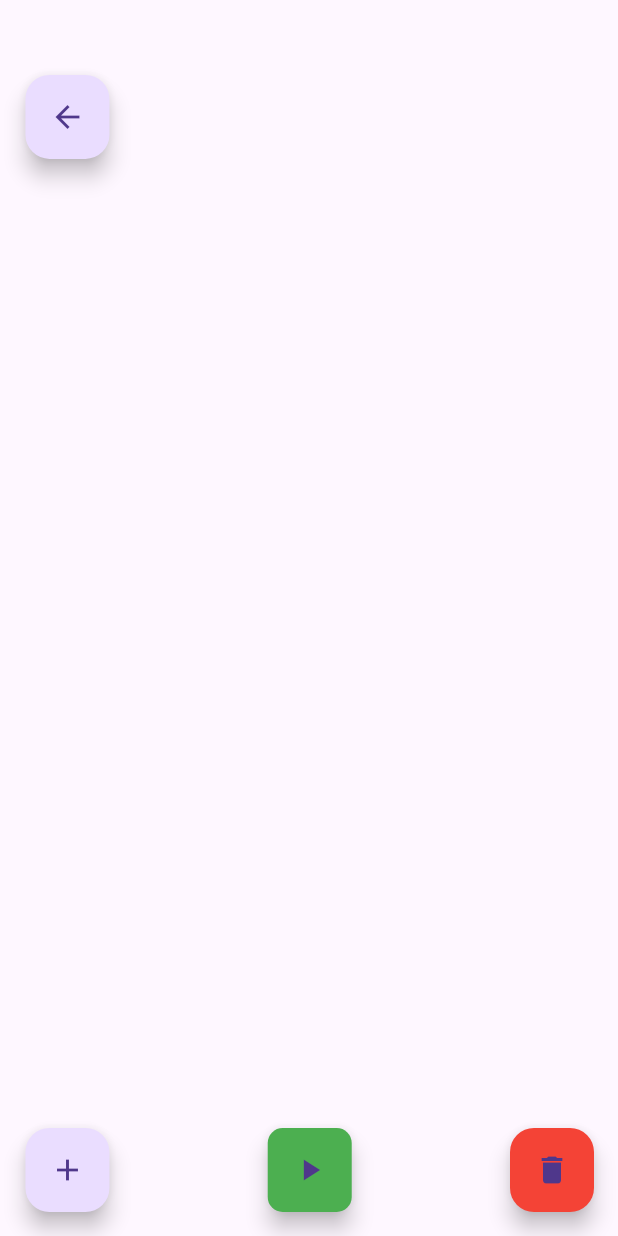
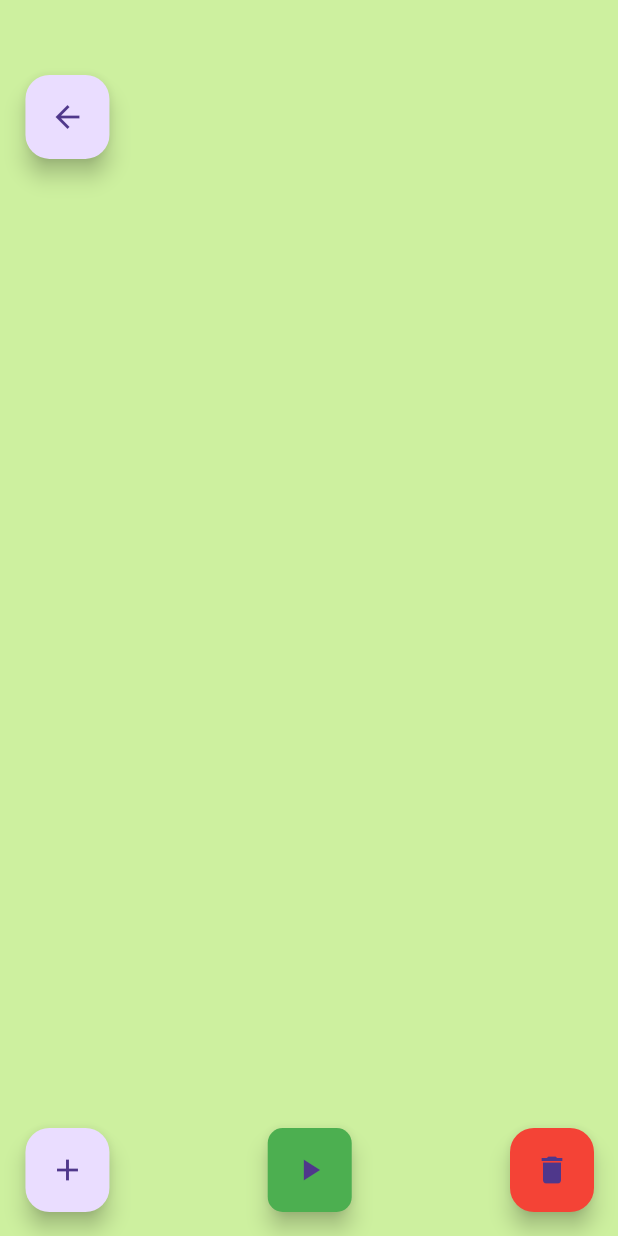
Before and after one commit to YosiKariv1/Automate_Simulator, a Flutter app: the screen it shows after launch, after a tap on "click me", on a phone screen of 412 x 824 dp. Run offline on Flutter 3.47's test engine with Material 3 defaults, Android fonts, the phone set to English and light mode, and no system bars; our stand-ins replace carousel_slider.

Commit message:
adding google font

```diff
--- a/lib/automate/automate_editor.dart
+++ b/lib/automate/automate_editor.dart
@@ -21,6 +21,7 @@ class _AutomateEditorState extends State<AutomateEditor> {
   @override
   Widget build(BuildContext context) {
     return Scaffold(
+      backgroundColor: const Color.fromARGB(255, 205, 240, 159),
       floatingActionButton: FloatingButtons(
         addNode: addNode,
         deleteNode: deleteNode,
--- a/lib/constants.dart
+++ b/lib/constants.dart
@@ -15,7 +15,7 @@ final List<Widget> imageSliders = imgList
           child: Stack(
             children: <Widget>[
               Container(
-                color: item, // or specify a height
+                color: item,
               ),
             ],
           ),
--- a/lib/home_page.dart
+++ b/lib/home_page.dart
@@ -19,16 +19,17 @@ class MyHomePage extends StatelessWidget {
               color: const Color.fromARGB(255, 205, 240, 159),
               boxShadow: const [
                 BoxShadow(
-                    color: Colors.white, blurRadius: 15.0, spreadRadius: 1.0),
+                    color: Colors.black45, blurRadius: 15.0, spreadRadius: 1.0),
               ]),
           child: Column(
             mainAxisAlignment: MainAxisAlignment.center,
             crossAxisAlignment: CrossAxisAlignment.center,
             children: [
               const Padding(
-                padding: EdgeInsets.only(top: 15.0, bottom: 0.0),
-                child:
-                    Text("Automate Simulator", style: TextStyle(fontSize: 30)),
+                padding: EdgeInsets.only(top: 15.0),
+                child: Text("Automate Simulator",
+                    style:
+                        TextStyle(fontSize: 30, fontWeight: FontWeight.bold)),
               ),
               const VerticalSliderDemo(),
               TextButton(
--- a/pubspec.yaml
+++ b/pubspec.yaml
@@ -10,6 +10,7 @@ dependencies:
   flutter:
     sdk: flutter
   carousel_slider: ^4.2.1
+  google_fonts: ^6.1.0
 
 dev_dependencies:
   flutter_test:
```
Also changed, not shown: pubspec.lock, 1 other file.
